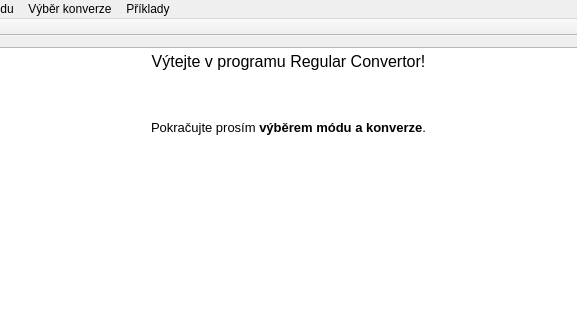
Before: the Qt Designer form RegularConvertor/mainwindow.ui in navrkald/regularConvertor, drawn with Qt 5; both pictures show x 114 to 691 and y 0 to 320 of the 816 by 521 pixel window.
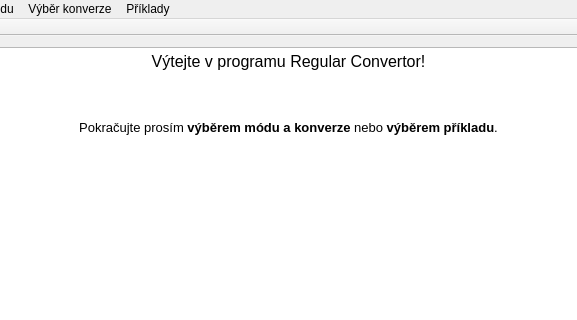
After: the same form once the commit is applied.

Diff of the .ui file:
```diff
--- a/RegularConvertor/mainwindow.ui
+++ b/RegularConvertor/mainwindow.ui
@@ -35,7 +35,7 @@
 &lt;p style=&quot;-qt-paragraph-type:empty; margin-top:0px; margin-bottom:0px; margin-left:0px; margin-right:0px; -qt-block-indent:0; text-indent:0px; font-size:12pt;&quot;&gt;&lt;br /&gt;&lt;/p&gt;
 &lt;p style=&quot;-qt-paragraph-type:empty; margin-top:0px; margin-bottom:0px; margin-left:0px; margin-right:0px; -qt-block-indent:0; text-indent:0px; font-size:10pt;&quot;&gt;&lt;br /&gt;&lt;/p&gt;
 &lt;p align=&quot;center&quot; style=&quot;-qt-paragraph-type:empty; margin-top:0px; margin-bottom:0px; margin-left:0px; margin-right:0px; -qt-block-indent:0; text-indent:0px; font-size:10pt;&quot;&gt;&lt;br /&gt;&lt;/p&gt;
-&lt;p align=&quot;center&quot; style=&quot; margin-top:0px; margin-bottom:0px; margin-left:0px; margin-right:0px; -qt-block-indent:0; text-indent:0px;&quot;&gt;&lt;span style=&quot; font-size:10pt;&quot;&gt;Pokračujte prosím &lt;/span&gt;&lt;span style=&quot; font-size:10pt; font-weight:600;&quot;&gt;výběrem módu a konverze&lt;/span&gt;&lt;span style=&quot; font-size:10pt;&quot;&gt;.&lt;/span&gt;&lt;/p&gt;&lt;/body&gt;&lt;/html&gt;</string>
+&lt;p align=&quot;center&quot; style=&quot; margin-top:0px; margin-bottom:0px; margin-left:0px; margin-right:0px; -qt-block-indent:0; text-indent:0px;&quot;&gt;&lt;span style=&quot; font-size:10pt;&quot;&gt;Pokračujte prosím &lt;/span&gt;&lt;span style=&quot; font-size:10pt; font-weight:600;&quot;&gt;výběrem módu a konverze&lt;/span&gt;&lt;span style=&quot; font-size:10pt;&quot;&gt; nebo &lt;/span&gt;&lt;span style=&quot; font-size:10pt; font-weight:600;&quot;&gt;výběrem příkladu&lt;/span&gt;&lt;span style=&quot; font-size:10pt;&quot;&gt;.&lt;/span&gt;&lt;/p&gt;&lt;/body&gt;&lt;/html&gt;</string>
       </property>
      </widget>
     </item>
```
Left out of the diff: 2 changed lines with no effect on the pictures.
